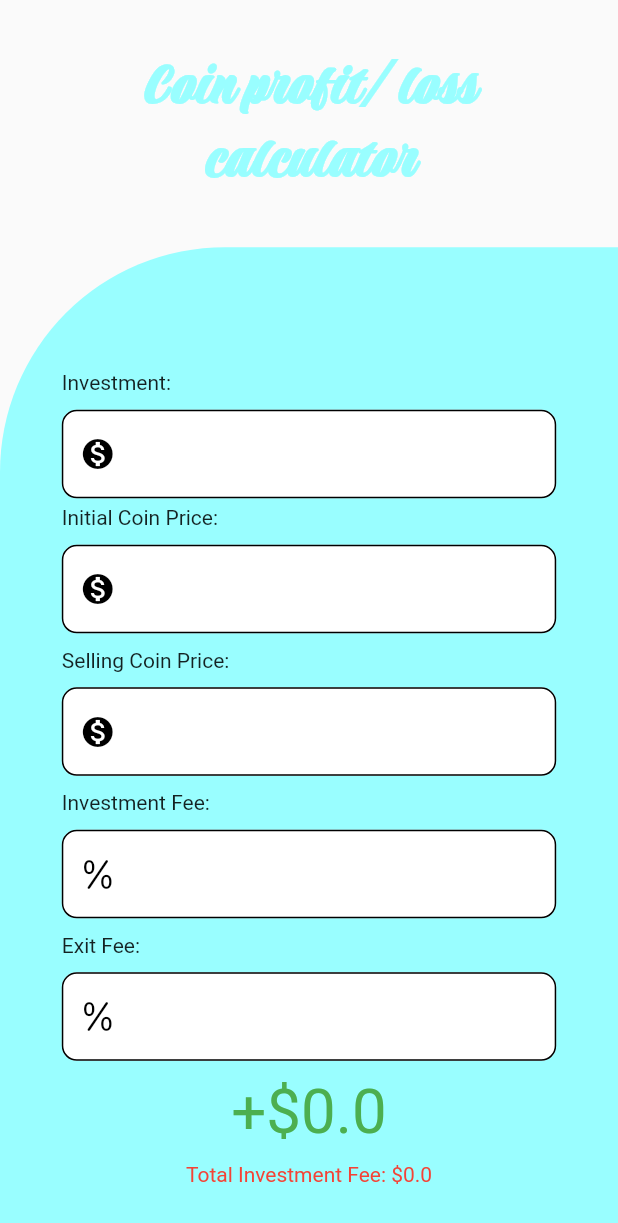
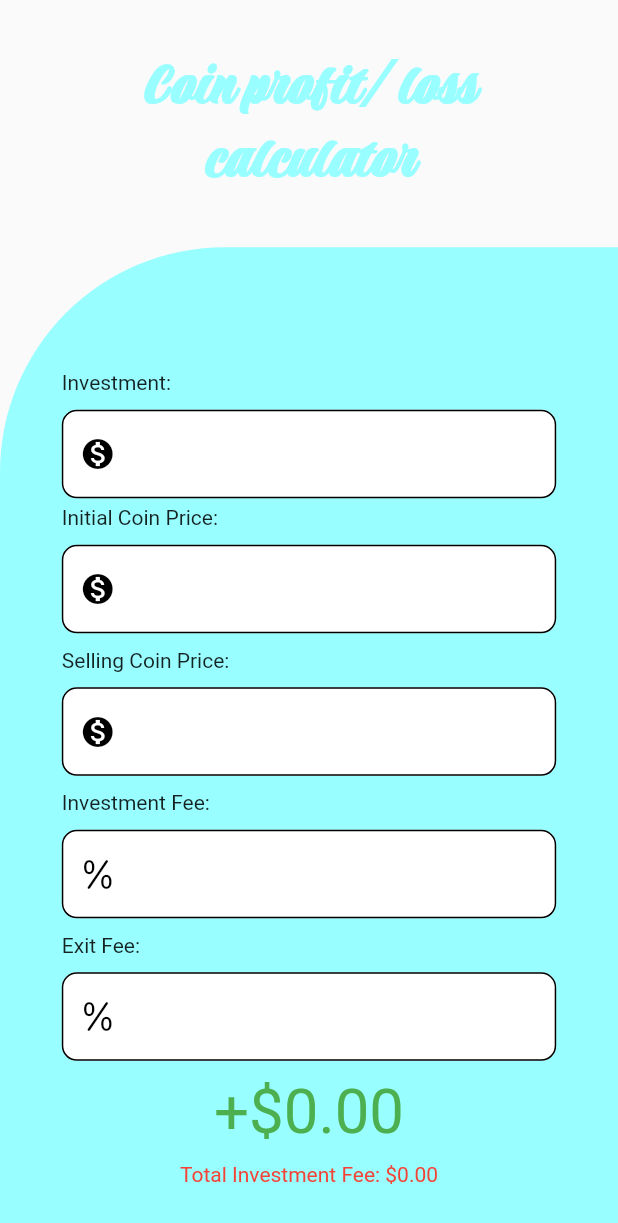
Before and after one commit to adnanAlKharfan/crypto-investment-calculator-app, a Flutter app: the screen it shows after launch, on a phone screen of 412 x 824 dp. Shown: the top 1223 px of the screen. Run offline on Flutter 3.47's test engine with Material 2 defaults, Android fonts, the phone set to English and light mode, and no system bars.

Commit message:
initial commit

```diff
--- a/lib/main.dart
+++ b/lib/main.dart
@@ -8,7 +8,6 @@ void main() {
 class MyApp extends StatelessWidget {
   const MyApp({Key? key}) : super(key: key);
 
-  // This widget is the root of your application.
   @override
   Widget build(BuildContext context) {
     return MaterialApp(
@@ -53,7 +52,6 @@ class _MyHomePageState extends State<MyHomePage> {
     exitFee1 = btc * sellingCoinPrice * (exitFee / 100);
     diffrence = btc * sellingCoinPrice - investment - exitFee1;
     total = diffrence + investment;
-    diffrence = getNumber(diffrence, precision: 6);
   }
 
   Widget input(double width, String label, int index, {bool isDollar = true}) {
@@ -106,8 +104,10 @@ class _MyHomePageState extends State<MyHomePage> {
         ]));
   }
 
-  double getNumber(double input, {int precision = 2}) => double.parse(
-      '$input'.substring(0, '$input'.indexOf('.') + precision + 1));
+  String formatNumber(double number) {
+    return number.toStringAsFixed(2);
+  }
+
   @override
   Widget build(BuildContext context) {
     double width = MediaQuery.of(context).size.width;
@@ -173,7 +173,7 @@ class _MyHomePageState extends State<MyHomePage> {
                             height: 10.0,
                           ),
                           Text(
-                            (diffrence >= 0 ? "+" : "-") + "\$$diffrence",
+                            (diffrence >= 0 ? "+\$" : "-\$") + formatNumber(diffrence.abs()),
                             style: TextStyle(
                               fontSize:
                               width > height ? height * 0.1 : width * 0.1,
@@ -183,21 +183,21 @@ class _MyHomePageState extends State<MyHomePage> {
                           SizedBox(
                             height: 10.0,
                           ),
-                          Text("Total Investment Fee: \$$investmentFee1",
+                          Text("Total Investment Fee: \$${formatNumber(investmentFee1)}",
                               style: TextStyle(
                                 color: Colors.red,
                               )),
                           SizedBox(
                             height: 10.0,
                           ),
-                          Text("Total Exit Fee: \$$exitFee1",
+                          Text("Total Exit Fee: \$${formatNumber(exitFee1)}",
                               style: TextStyle(
                                 color: Colors.red,
                               )),
                           SizedBox(
                             height: 10.0,
                           ),
-                          Text("Total: \$$total",
+                          Text("Total: \$${formatNumber(total)}",
                               style: TextStyle(
                                 color: Colors.white,
                               ))
```
Also changed, not shown: pubspec.lock, 2 other files. Lines whose indentation alone changed are shown as unchanged.
